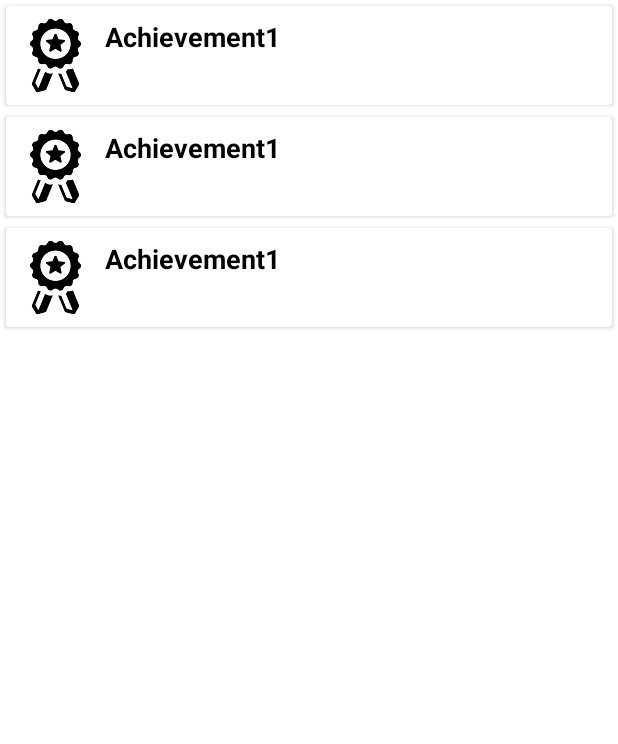
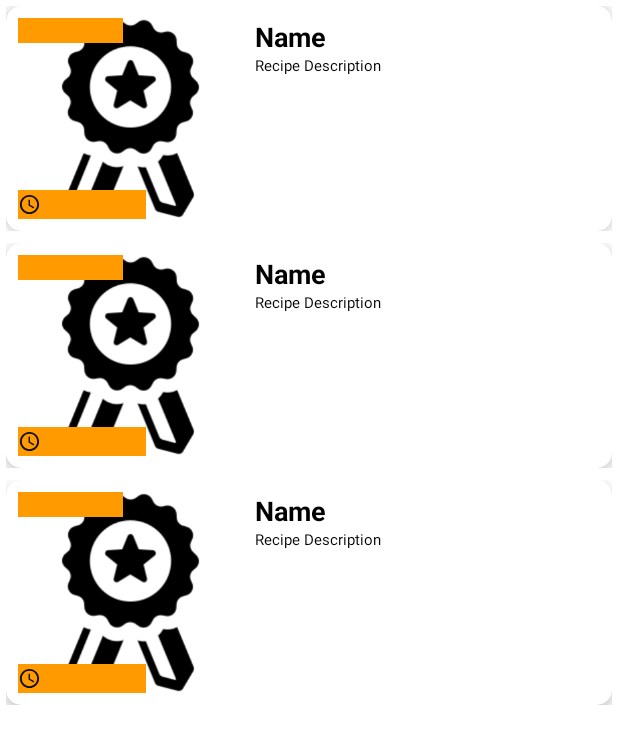
Before and after one commit to Yousuft414/ChefItUpApp, an Android app: the layout activity_recipes_completed.xml on its own in the app's theme, with its tools: preview values and no code run, on a phone screen of 412 x 824 dp. Shown: the top 744 px of the screen. Run offline under Robolectric (Android 15) with nearby library versions, the phone set to English and light mode, and no system bars.

Commit message:
Complete completed recipes page and adding functionality in directions page to add recipe to complete recipes.

```diff
--- a/app/src/main/res/layout/activity_recipes_completed.xml
+++ b/app/src/main/res/layout/activity_recipes_completed.xml
@@ -1,17 +1,21 @@
 <?xml version="1.0" encoding="utf-8"?>
-<androidx.constraintlayout.widget.ConstraintLayout xmlns:android="http://schemas.android.com/apk/res/android"
+<layout
+    xmlns:android="http://schemas.android.com/apk/res/android"
     xmlns:app="http://schemas.android.com/apk/res-auto"
     xmlns:tools="http://schemas.android.com/tools"
-    android:layout_width="match_parent"
-    android:layout_height="match_parent"
     tools:context=".RecipesCompleted">
 
+<androidx.constraintlayout.widget.ConstraintLayout
+    android:layout_width="match_parent"
+    android:layout_height="match_parent">
+
     <androidx.recyclerview.widget.RecyclerView
-        android:id="@+id/recycleView"
+        android:id="@+id/recycleViewCompletedRecipes"
         android:layout_width="match_parent"
         android:layout_height="match_parent"
         tools:layout_editor_absoluteX="1dp"
         tools:layout_editor_absoluteY="1dp"
-        tools:listitem="@layout/list_item"/>
+        tools:listitem="@layout/list_item_recipes_completed"/>
 
 </androidx.constraintlayout.widget.ConstraintLayout>
+</layout>
--- /dev/null
+++ b/app/src/main/res/layout/list_item_recipes_completed.xml
@@ -0,0 +1,68 @@
+<?xml version="1.0" encoding="utf-8"?>
+<LinearLayout xmlns:android="http://schemas.android.com/apk/res/android"
+    xmlns:app="http://schemas.android.com/apk/res-auto"
+    android:layout_width="match_parent"
+    android:layout_height="wrap_content"
+    android:layout_margin="4dp">
+    <androidx.cardview.widget.CardView
+        android:layout_width="match_parent"
+        android:layout_height="150dp"
+        app:cardCornerRadius="10dp"
+        app:cardElevation="5dp">
+        <RelativeLayout
+            android:layout_width="match_parent"
+            android:layout_height="wrap_content"
+            android:padding="8dp">
+            <ImageView
+                android:id="@+id/image_view"
+                android:layout_width="150dp"
+                android:layout_height="match_parent"
+                android:layout_marginEnd="8dp"
+                android:src="@drawable/trophy" />
+            <TextView
+                android:id="@+id/recipeName"
+                android:layout_width="wrap_content"
+                android:layout_height="wrap_content"
+                android:layout_toEndOf="@id/image_view"
+                android:text="Name"
+                android:textColor="@android:color/black"
+                android:textSize="18sp"
+                android:textStyle="bold" />
+            <TextView
+                android:id="@+id/recipeDescription"
+                android:layout_width="match_parent"
+                android:layout_height="wrap_content"
+                android:lines="3"
+                android:layout_toRightOf="@+id/image_view"
+                android:layout_below="@+id/recipeName"
+                android:text="Recipe Description"
+                android:textColor="@color/black"
+                android:textSize="10sp" />
+            <TextView
+                android:id="@+id/recipeLevel"
+                android:layout_width="70dp"
+                android:layout_height="wrap_content"
+                android:layout_alignParentTop="true"
+                android:background="@color/yellow"
+                android:textColor="@color/black"
+                android:textSize="12sp" />
+            <ImageView
+                android:id="@+id/timeImage"
+                android:layout_width="15dp"
+                android:layout_height="19dp"
+                android:layout_alignParentBottom="true"
+                android:background="@color/yellow"
+                android:src="@drawable/ic_baseline_time" />
+
+            <TextView
+                android:id="@+id/recipeTotalTime"
+                android:layout_width="70dp"
+                android:layout_height="wrap_content"
+                android:layout_alignParentBottom="true"
+                android:layout_toRightOf="@+id/timeImage"
+                android:background="@color/yellow"
+                android:textColor="@color/black" />
+        </RelativeLayout>
+    </androidx.cardview.widget.CardView>
+
+</LinearLayout>
```
Also changed, not shown: app/src/main/java/project/group3tztechcorp/chefitupapp/RecipesCompleted.kt (+83 -21 lines), app/src/main/java/project/group3tztechcorp/chefitupapp/UserCompletedRecipe.java (added, +32 -0 lines), app/src/main/java/project/group3tztechcorp/chefitupapp/adapter/CompletedRecipeAdapter.kt (renamed from app/src/main/java/project/group3tztechcorp/chefitupapp/adapter/SubCategoryAdapter.kt, +8 -18 lines), app/src/main/java/project/group3tztechcorp/chefitupapp/recipeUI/RecipeDirections.kt (+42 -3 lines).
